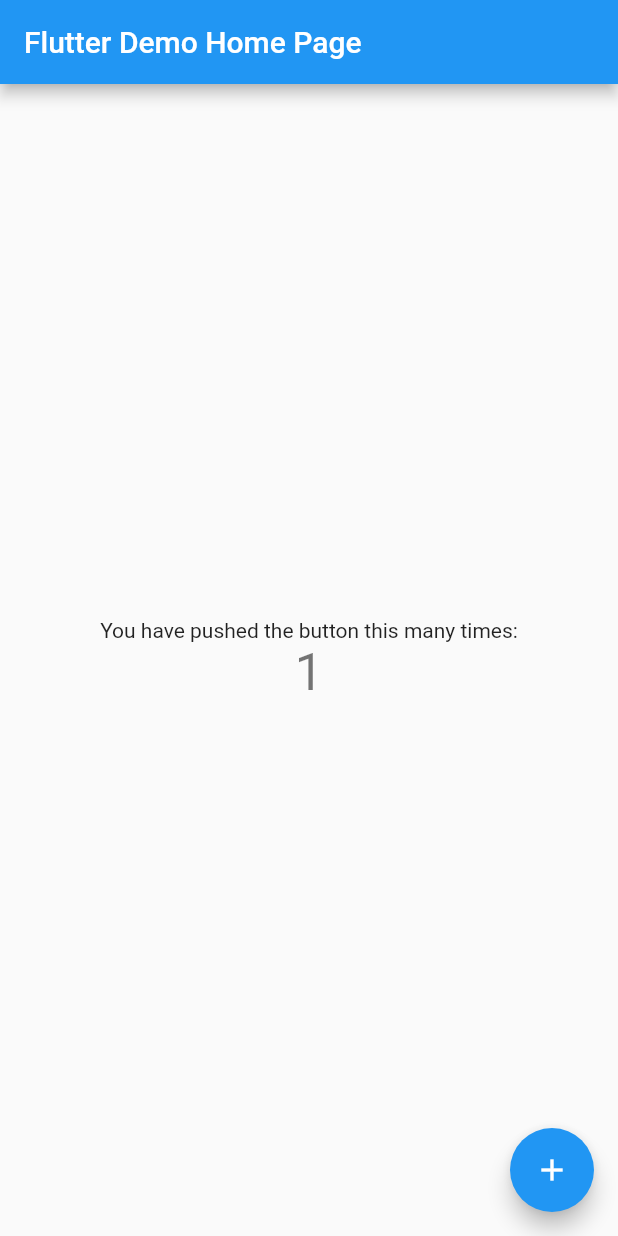
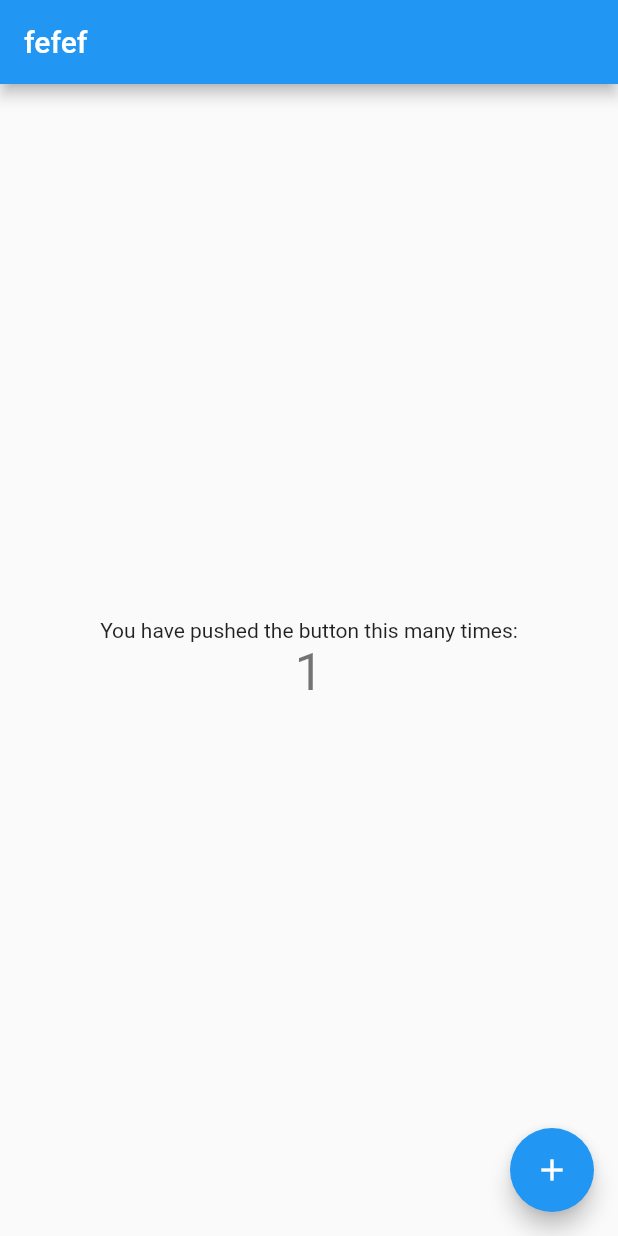
Before and after one commit to NNJio/FlutterLab_Provider, a Flutter app: the screen it shows after launch, after a tap on the "add" icon, on a phone screen of 412 x 824 dp. Run offline on Flutter 3.47's test engine with Material 2 defaults, Android fonts, the phone set to English and light mode, and no system bars.

```diff
--- a/lib/main.dart
+++ b/lib/main.dart
@@ -1,4 +1,5 @@
 import 'package:flutter/material.dart';
+import 'package:provider1/pages/home_page.dart';
 
 void main() {
   runApp(const MyApp());
@@ -7,109 +8,16 @@ void main() {
 class MyApp extends StatelessWidget {
   const MyApp({super.key});
 
-  // This widget is the root of your application.
+
   @override
   Widget build(BuildContext context) {
     return MaterialApp(
       title: 'Flutter Demo',
       theme: ThemeData(
-        // This is the theme of your application.
-        //
-        // Try running your application with "flutter run". You'll see the
-        // application has a blue toolbar. Then, without quitting the app, try
-        // changing the primarySwatch below to Colors.green and then invoke
-        // "hot reload" (press "r" in the console where you ran "flutter run",
-        // or simply save your changes to "hot reload" in a Flutter IDE).
-        // Notice that the counter didn't reset back to zero; the application
-        // is not restarted.
+
         primarySwatch: Colors.blue,
       ),
-      home: const MyHomePage(title: 'Flutter Demo Home Page'),
+      home: MyHomePage(),
     );
   }
 }
-
-class MyHomePage extends StatefulWidget {
-  const MyHomePage({super.key, required this.title});
-
-  // This widget is the home page of your application. It is stateful, meaning
-  // that it has a State object (defined below) that contains fields that affect
-  // how it looks.
-
-  // This class is the configuration for the state. It holds the values (in this
-  // case the title) provided by the parent (in this case the App widget) and
-  // used by the build method of the State. Fields in a Widget subclass are
-  // always marked "final".
-
-  final String title;
-
-  @override
-  State<MyHomePage> createState() => _MyHomePageState();
-}
-
-class _MyHomePageState extends State<MyHomePage> {
-  int _counter = 0;
-
-  void _incrementCounter() {
-    setState(() {
-      // This call to setState tells the Flutter framework that something has
-      // changed in this State, which causes it to rerun the build method below
-      // so that the display can reflect the updated values. If we changed
-      // _counter without calling setState(), then the build method would not be
-      // called again, and so nothing would appear to happen.
-      _counter++;
-    });
-  }
-
-  @override
-  Widget build(BuildContext context) {
-    // This method is rerun every time setState is called, for instance as done
-    // by the _incrementCounter method above.
-    //
-    // The Flutter framework has been optimized to make rerunning build methods
-    // fast, so that you can just rebuild anything that needs updating rather
-    // than having to individually change instances of widgets.
-    return Scaffold(
-      appBar: AppBar(
-        // Here we take the value from the MyHomePage object that was created by
-        // the App.build method, and use it to set our appbar title.
-        title: Text(widget.title),
-      ),
-      body: Center(
-        // Center is a layout widget. It takes a single child and positions it
-        // in the middle of the parent.
-        child: Column(
-          // Column is also a layout widget. It takes a list of children and
-          // arranges them vertically. By default, it sizes itself to fit its
-          // children horizontally, and tries to be as tall as its parent.
-          //
-          // Invoke "debug painting" (press "p" in the console, choose the
-          // "Toggle Debug Paint" action from the Flutter Inspector in Android
-          // Studio, or the "Toggle Debug Paint" command in Visual Studio Code)
-          // to see the wireframe for each widget.
-          //
-          // Column has various properties to control how it sizes itself and
-          // how it positions its children. Here we use mainAxisAlignment to
-          // center the children vertically; the main axis here is the vertical
-          // axis because Columns are vertical (the cross axis would be
-          // horizontal).
-          mainAxisAlignment: MainAxisAlignment.center,
-          children: <Widget>[
-            const Text(
-              'You have pushed the button this many times:',
-            ),
-            Text(
-              '$_counter',
-              style: Theme.of(context).textTheme.headline4,
-            ),
-          ],
-        ),
-      ),
-      floatingActionButton: FloatingActionButton(
-        onPressed: _incrementCounter,
-        tooltip: 'Increment',
-        child: const Icon(Icons.add),
-      ), // This trailing comma makes auto-formatting nicer for build methods.
-    );
-  }
-}
--- /dev/null
+++ b/lib/pages/home_page.dart
@@ -0,0 +1,53 @@
+import 'package:flutter/material.dart';
+
+class MyHomePage extends StatefulWidget {
+  const MyHomePage();
+
+
+
+  @override
+  State<MyHomePage> createState() => _MyHomePageState();
+}
+
+class _MyHomePageState extends State<MyHomePage> {
+  int _counter = 0;
+
+  void _incrementCounter() {
+    setState(() {
+
+      _counter++;
+    });
+  }
+
+  @override
+  Widget build(BuildContext context) {
+
+    return Scaffold(
+      appBar: AppBar(
+
+        title: Text('fefef'),
+      ),
+      body: Center(
+
+        child: Column(
+
+          mainAxisAlignment: MainAxisAlignment.center,
+          children: <Widget>[
+            const Text(
+              'You have pushed the button this many times:',
+            ),
+            Text(
+              '$_counter',
+              style: Theme.of(context).textTheme.headline4,
+            ),
+          ],
+        ),
+      ),
+      floatingActionButton: FloatingActionButton(
+        onPressed: _incrementCounter,
+        tooltip: 'Increment',
+        child: const Icon(Icons.add),
+      ),
+    );
+  }
+}
```
Also changed, not shown: lib/pages/add_page.dart (added), lib/pages/edits_page.dart (added), lib/providers/state.dart (added), 1 other file.
